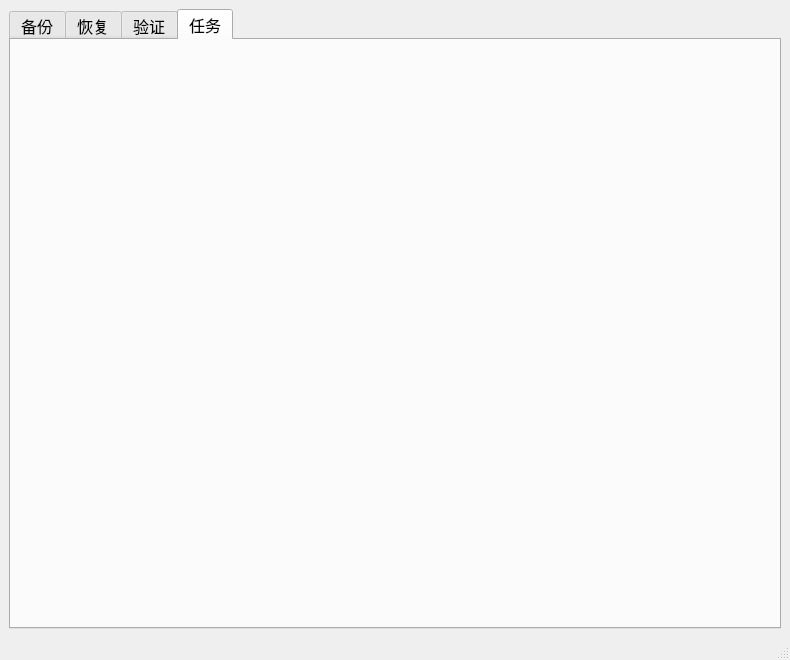
Before: the Qt Designer form BackupGUI/mainwindow.ui in skifisy/FilesBackup, drawn with Qt 5.
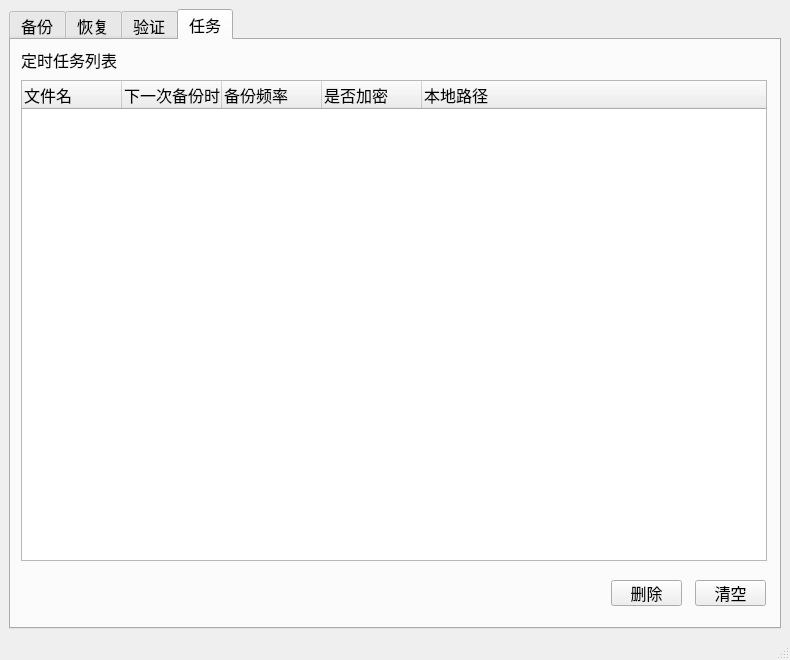
After: the same form once the commit is applied. The open tabs and pages were chosen to show the change. Icons and pictures are not drawn.

Commit message: 文件打包、压缩、加密联合

```diff
--- a/BackupGUI/mainwindow.ui
+++ b/BackupGUI/mainwindow.ui
@@ -488,6 +488,100 @@
        <attribute name="title">
         <string>任务</string>
        </attribute>
+       <widget class="QTreeWidget" name="taskList">
+        <property name="geometry">
+         <rect>
+          <x>10</x>
+          <y>40</y>
+          <width>746</width>
+          <height>481</height>
+         </rect>
+        </property>
+        <property name="contextMenuPolicy">
+         <enum>Qt::CustomContextMenu</enum>
+        </property>
+        <property name="sortingEnabled">
+         <bool>false</bool>
+        </property>
+        <column>
+         <property name="text">
+          <string>文件名</string>
+         </property>
+        </column>
+        <column>
+         <property name="text">
+          <string>下一次备份时间</string>
+         </property>
+        </column>
+        <column>
+         <property name="text">
+          <string>备份频率</string>
+         </property>
+        </column>
+        <column>
+         <property name="text">
+          <string>是否加密</string>
+         </property>
+        </column>
+        <column>
+         <property name="text">
+          <string>本地路径</string>
+         </property>
+        </column>
+       </widget>
+       <widget class="QLabel" name="label_3">
+        <property name="geometry">
+         <rect>
+          <x>10</x>
+          <y>10</y>
+          <width>101</width>
+          <height>20</height>
+         </rect>
+        </property>
+        <property name="text">
+         <string>定时任务列表</string>
+        </property>
+       </widget>
+       <widget class="QToolButton" name="clearTaskButton">
+        <property name="geometry">
+         <rect>
+          <x>684</x>
+          <y>540</y>
+          <width>71</width>
+          <height>26</height>
+         </rect>
+        </property>
+        <property name="text">
+         <string>清空</string>
+        </property>
+        <property name="icon">
+         <iconset>
+          <normaloff>:/icons/icons/clear.png</normaloff>:/icons/icons/clear.png</iconset>
+        </property>
+        <property name="toolButtonStyle">
+         <enum>Qt::ToolButtonTextBesideIcon</enum>
+        </property>
+       </widget>
+       <widget class="QToolButton" name="deleteTaskButton">
+        <property name="geometry">
+         <rect>
+          <x>600</x>
+          <y>540</y>
+          <width>71</width>
+          <height>26</height>
+         </rect>
+        </property>
+        <property name="text">
+         <string>删除</string>
+        </property>
+        <property name="icon">
+         <iconset>
+          <normaloff>:/icons/icons/delete.png</normaloff>:/icons/icons/delete.png</iconset>
+        </property>
+        <property name="toolButtonStyle">
+         <enum>Qt::ToolButtonTextBesideIcon</enum>
+        </property>
+       </widget>
       </widget>
      </widget>
     </item>
```
Left out of the diff: 2 changed lines with no effect on the pictures. The commit also changes 22 other files.
